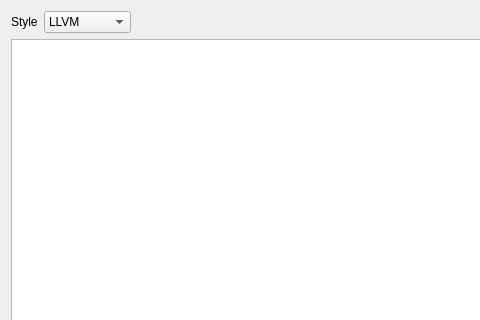
First picture: the form in src/widgets/verilogformatterwidget.ui, repository N1vn0vem8er/cutetoolbox, before the edit; both pictures show x 0 to 480 and y 0 to 320 of the 972 by 696 pixel window.
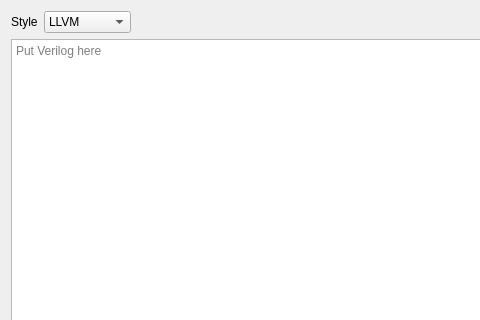
Second picture: the form after the edit. Icons and pictures are not drawn. Custom widgets are drawn as their Qt base class.

Commit message: Added placeholder text

```diff
--- a/src/widgets/verilogformatterwidget.ui
+++ b/src/widgets/verilogformatterwidget.ui
@@ -145,7 +145,11 @@
     </layout>
    </item>
    <item>
-    <widget class="CodeEditor" name="codeEditor"/>
+    <widget class="CodeEditor" name="codeEditor">
+     <property name="placeholderText">
+      <string>Put Verilog here</string>
+     </property>
+    </widget>
    </item>
   </layout>
  </widget>
```
The commit also changes 4 other files.
